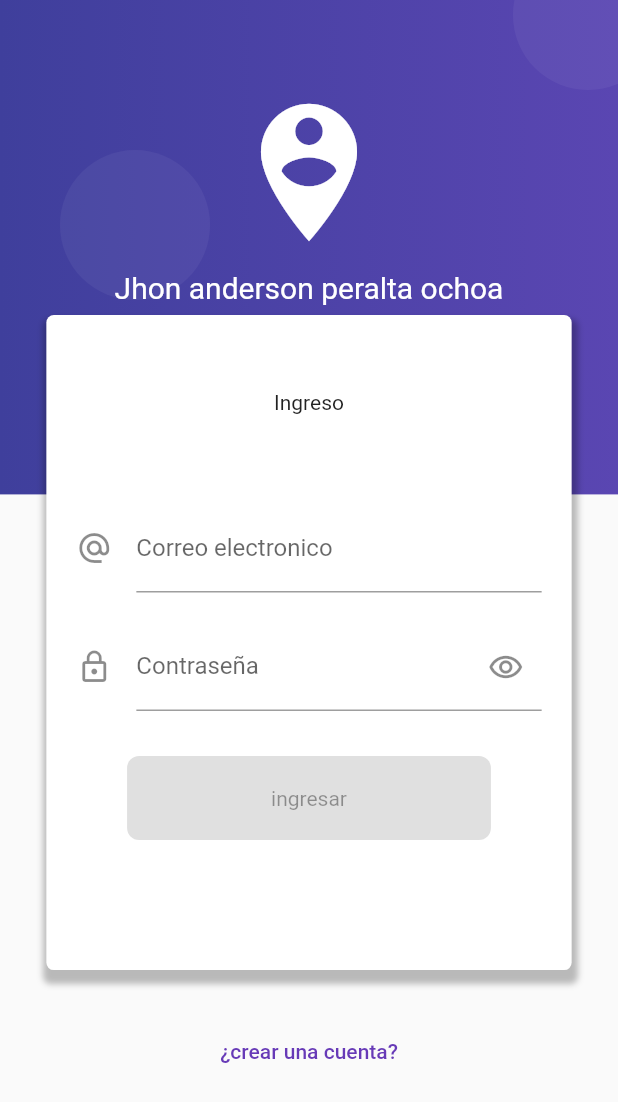
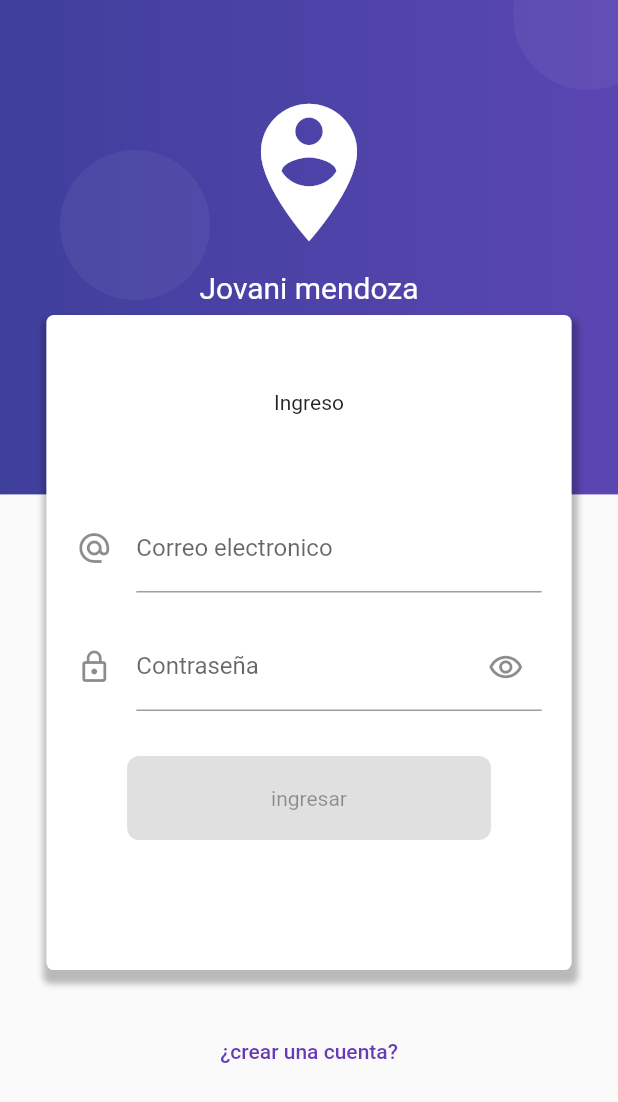
Before and after one commit to mrrobot8a/formulario-, a Flutter app: the screen it shows after launch, on a phone screen of 412 x 824 dp. Shown: the top 1102 px of the screen. Run offline on Flutter 3.47's test engine with Material 2 defaults, Android fonts, the phone set to English and light mode, and no system bars; our stand-ins replace image_picker, rxdart, shared_preferences; missing offline and left inert: mime_type.

Commit message:
update cambio de nombre en el cuatro de formulario

```diff
--- a/lib/src/pages/login_page.dart
+++ b/lib/src/pages/login_page.dart
@@ -82,7 +82,7 @@ class _LoginPageState extends State<LoginPage> {
               height: 10.0,
             ),
             Text(
-              'Jhon anderson peralta ochoa',
+              'Jovani mendoza',
               style: TextStyle(
                 color: Colors.white,
                 fontSize: 20,
```
